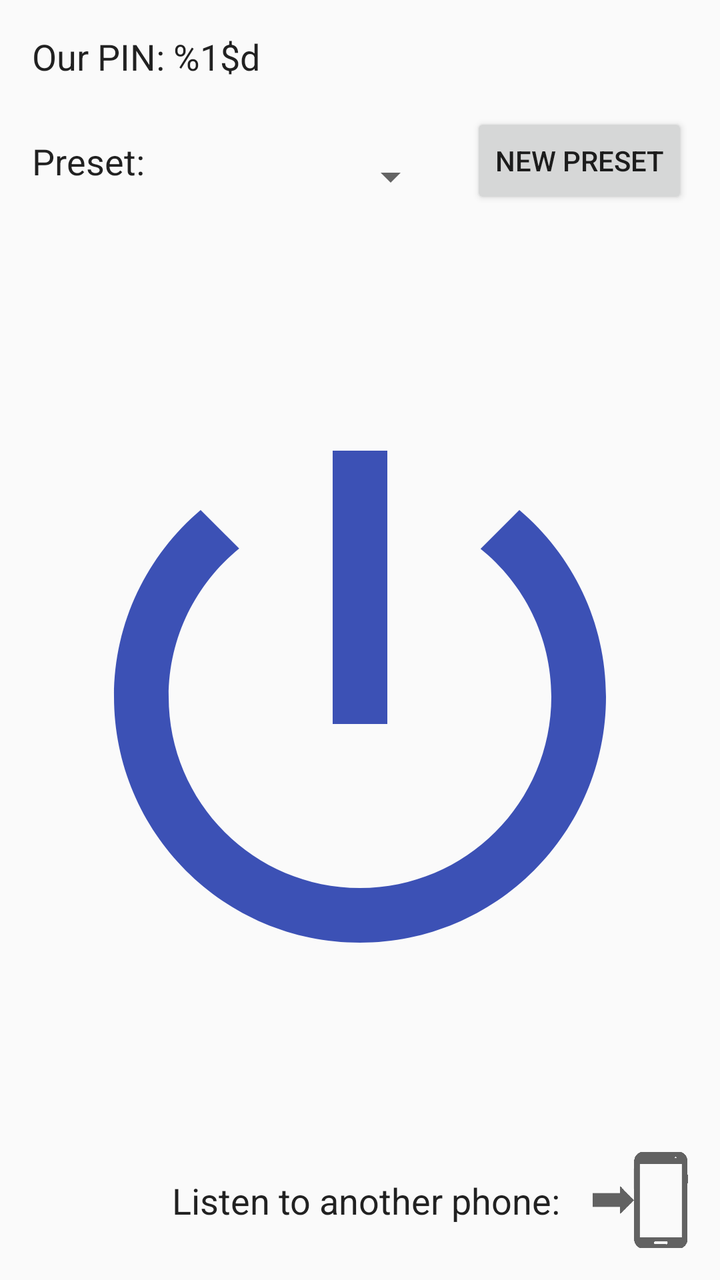
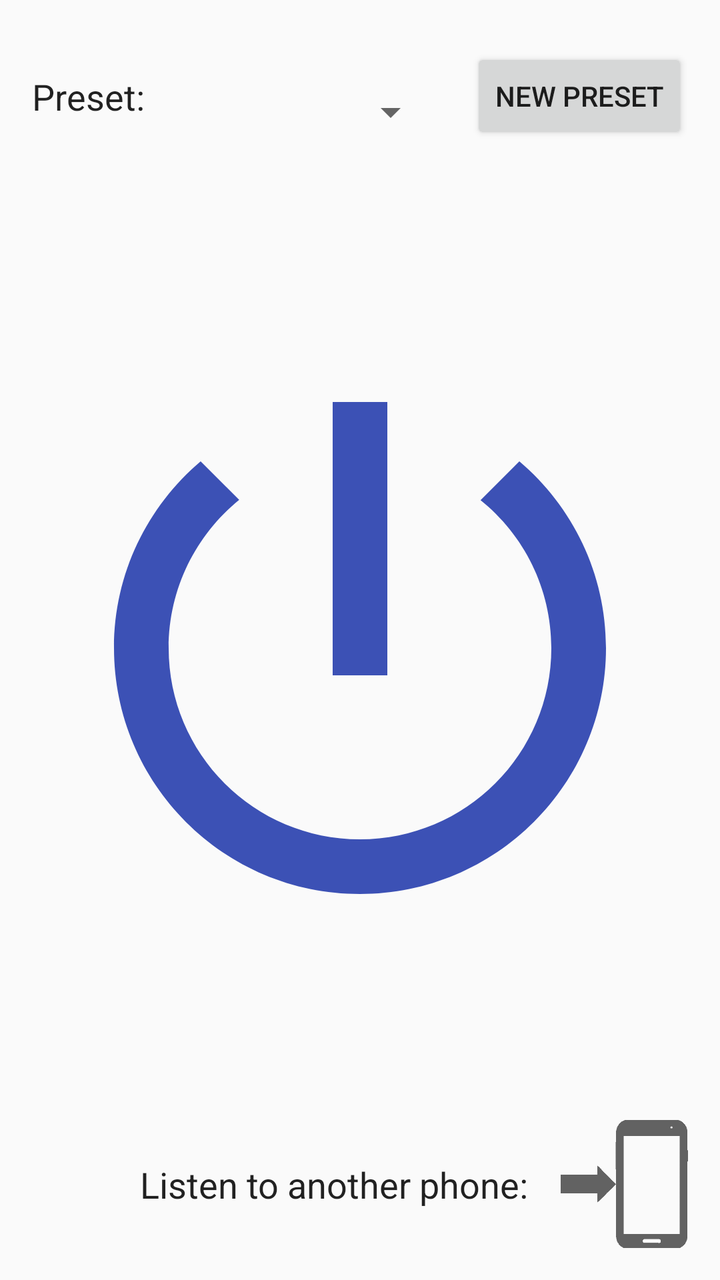

Before-and-after screenshots of an Android layout around one commit, followed by the original layout XML and the change that was made.
<!-- AndroidManifest.xml: application theme AppTheme -->
<!-- res/layout/fragment_listen.xml -->
<?xml version="1.0" encoding="utf-8"?>
<android.support.constraint.ConstraintLayout xmlns:android="http://schemas.android.com/apk/res/android"
    xmlns:app="http://schemas.android.com/apk/res-auto"
    xmlns:tools="http://schemas.android.com/tools"
    android:layout_width="match_parent"
    android:layout_height="match_parent"
    tools:context="peterson.ttu.edu.backupaids.activities.ListenFragment">

    <TextView
        android:id="@+id/ourPinTextView"
        android:layout_width="wrap_content"
        android:layout_height="wrap_content"
        android:layout_marginStart="16dp"
        android:text="@string/our_pin"
        android:textAppearance="@android:style/TextAppearance.DeviceDefault"
        android:textSize="18sp"
        app:layout_constraintBottom_toTopOf="@id/newPresetButton"
        app:layout_constraintLeft_toLeftOf="parent"
        app:layout_constraintTop_toTopOf="parent"
        app:layout_constraintVertical_bias="0.6" />

    <TextView
        android:id="@+id/presetLabel"
        android:layout_width="wrap_content"
        android:layout_height="wrap_content"
        android:layout_marginStart="16dp"
        android:text="@string/preset"
        android:textAppearance="@android:style/TextAppearance.DeviceDefault"
        android:textSize="18sp"
        app:layout_constraintBottom_toBottomOf="@+id/newPresetButton"
        app:layout_constraintLeft_toLeftOf="parent"
        app:layout_constraintRight_toLeftOf="@id/presetSpinner"
        app:layout_constraintTop_toTopOf="@id/newPresetButton" />

    <Spinner
        android:id="@+id/presetSpinner"
        android:layout_width="0dp"
        android:layout_height="0dp"
        android:layout_marginTop="16dp"
        android:layout_marginBottom="0dp"
        android:layout_marginStart="16dp"
        android:layout_marginEnd="16dp"
        app:layout_constraintHorizontal_weight="1"
        app:layout_constraintTop_toTopOf="@id/newPresetButton"
        app:layout_constraintBottom_toBottomOf="@+id/newPresetButton"
        app:layout_constraintLeft_toRightOf="@id/presetLabel"
        app:layout_constraintRight_toLeftOf="@id/newPresetButton"/>

    <Button
        android:id="@+id/newPresetButton"
        android:layout_width="wrap_content"
        android:layout_height="wrap_content"
        android:layout_marginEnd="16dp"
        android:text="@string/new_preset"
        app:layout_constraintBottom_toTopOf="@id/playSound"
        app:layout_constraintLeft_toRightOf="@id/presetSpinner"
        app:layout_constraintRight_toRightOf="parent"
        app:layout_constraintTop_toBottomOf="@id/ourPinTextView" />

    <ImageButton
        android:id="@+id/playSound"
        android:layout_width="0dp"
        android:layout_height="0dp"
        android:adjustViewBounds="false"
        android:background="@android:color/transparent"
        android:scaleType="fitCenter"
        android:src="@drawable/ic_power_button_blue"
        android:layout_marginTop="16dp"
        android:layout_marginBottom="0dp"
        android:layout_marginStart="16dp"
        android:layout_marginEnd="16dp"
        app:layout_constraintHorizontal_bias="0.6"
        app:layout_constraintVertical_weight="1.0"
        app:layout_constraintBottom_toTopOf="@id/makeDiscoverable"
        app:layout_constraintTop_toBottomOf="@id/presetSpinner"
        app:layout_constraintLeft_toLeftOf="parent"
        app:layout_constraintRight_toRightOf="parent"
        app:layout_constraintVertical_bias="0.6"
        android:contentDescription="@string/play_stop_playing_what_the_phone_hears" />

    <TextView
        android:id="@+id/textForMakeDiscoverableButton"
        android:layout_width="0dp"
        android:layout_height="wrap_content"
        android:layout_marginEnd="16dp"
        android:text="@string/allow_another_phone_to_send_audio"
        android:textAlignment="viewEnd"
        android:textAppearance="@android:style/TextAppearance.DeviceDefault"
        android:textSize="18sp"
        app:layout_constraintBottom_toBottomOf="@id/makeDiscoverable"
        app:layout_constraintHorizontal_bias="1.0"
        app:layout_constraintLeft_toLeftOf="parent"
        app:layout_constraintRight_toLeftOf="@id/makeDiscoverable"
        app:layout_constraintTop_toTopOf="@id/makeDiscoverable"
        app:layout_constraintHorizontal_chainStyle="packed"/>

    <ImageButton
        android:id="@+id/makeDiscoverable"
        android:layout_width="48dp"
        android:layout_height="48dp"
        android:layout_marginBottom="16dp"
        android:layout_marginEnd="16dp"
        android:adjustViewBounds="false"
        android:background="@android:color/transparent"
        android:contentDescription="@string/make_this_phone_discoverable_by_other_phones"
        android:scaleType="fitEnd"
        android:src="@drawable/phone_in_gray"
        app:layout_constraintBottom_toBottomOf="parent"
        app:layout_constraintRight_toRightOf="parent"
        app:layout_constraintTop_toBottomOf="@id/playSound" />

</android.support.constraint.ConstraintLayout>
<!-- resources referenced by this layout -->
<resources>
  <!-- drawable ic_power_button_blue (drawable) -->
  <vector android:height="600dp" android:tint="#3C51B5"
      android:viewportHeight="24.0" android:viewportWidth="24.0"
      android:width="600dp" xmlns:android="http://schemas.android.com/apk/res/android">
      <path android:fillColor="#FF000000" android:pathData="M13,3h-2v10h2L13,3zM17.83,5.17l-1.42,1.42C17.99,7.86 19,9.81 19,12c0,3.87 -3.13,7 -7,7s-7,-3.13 -7,-7c0,-2.19 1.01,-4.14 2.58,-5.42L6.17,5.17C4.23,6.82 3,9.26 3,12c0,4.97 4.03,9 9,9s9,-4.03 9,-9c0,-2.74 -1.23,-5.18 -3.17,-6.83z"/>
  </vector>
  <!-- drawable phone_in_gray: png bitmap (drawable, 2130 bytes) -->
  <string name="allow_another_phone_to_send_audio">Listen to another phone:</string>
  <string name="make_this_phone_discoverable_by_other_phones">Connect to another phone</string>
  <string name="new_preset">New Preset</string>
  <string name="our_pin">Our PIN: %1$d</string>
  <string name="play_stop_playing_what_the_phone_hears">Play/stop playing what the phone hears</string>
  <string name="preset">Preset:</string>
  <style name="AppTheme" parent="Theme.AppCompat.Light.DarkActionBar">
          
          <item name="colorPrimary">@color/colorPrimary</item>
          <item name="colorPrimaryDark">@color/colorPrimaryDark</item>
          <item name="colorAccent">@color/colorAccent</item>
      </style>
  <color name="colorPrimary">#3F51B5</color>
  <color name="colorPrimaryDark">#303F9F</color>
  <color name="colorAccent">#FF4081</color>
</resources>

<!-- the commit's change to res/layout/fragment_listen.xml (unified diff, before → after) -->
@@ -14,6 +14,7 @@
         android:text="@string/our_pin"
         android:textAppearance="@android:style/TextAppearance.DeviceDefault"
         android:textSize="18sp"
+        android:visibility="gone"
         app:layout_constraintBottom_toTopOf="@id/newPresetButton"
         app:layout_constraintLeft_toLeftOf="parent"
         app:layout_constraintTop_toTopOf="parent"
@@ -96,8 +97,8 @@
 
     <ImageButton
         android:id="@+id/makeDiscoverable"
-        android:layout_width="48dp"
-        android:layout_height="48dp"
+        android:layout_width="64dp"
+        android:layout_height="64dp"
         android:layout_marginBottom="16dp"
         android:layout_marginEnd="16dp"
         android:adjustViewBounds="false"
